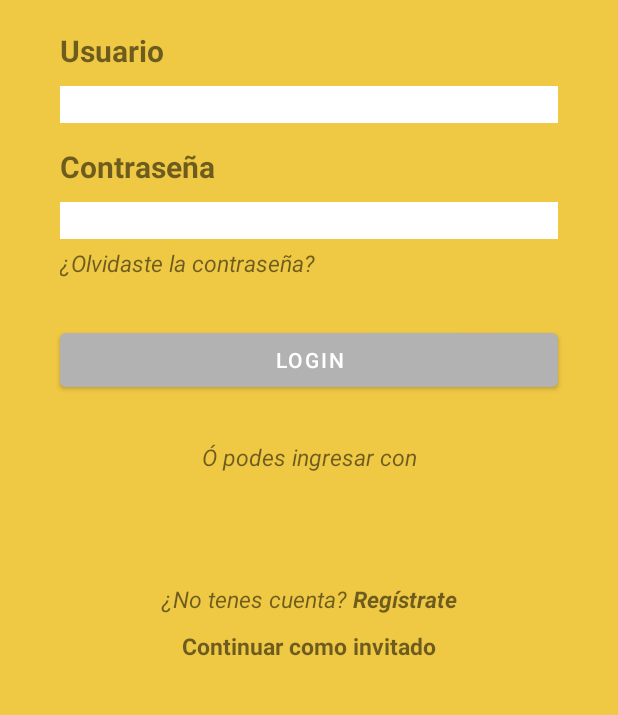
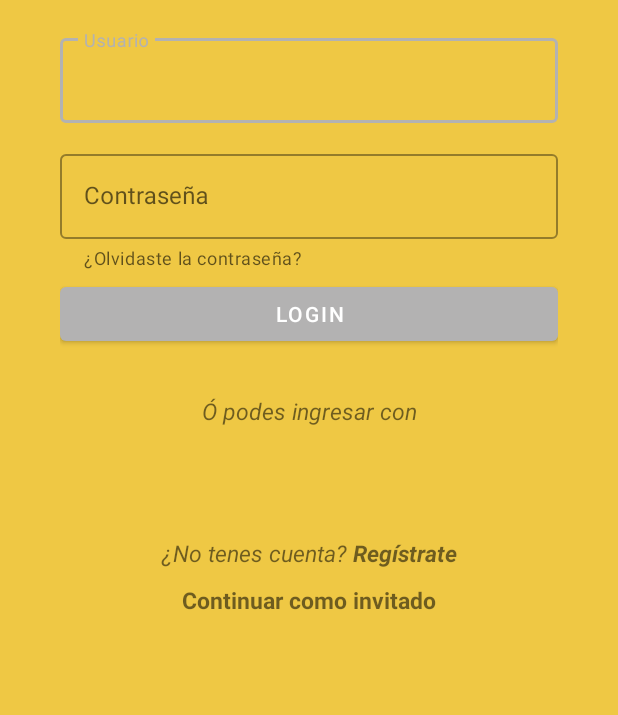
Before and after one commit to DagoPeralta94/ProjectBootcampGlobant, an Android app: the screen it shows after launch (MainActivity), on a phone screen of 412 x 824 dp, the part 300-1015 px from its top. Run offline under Robolectric (Android 15) with nearby library versions, the phone set to English and light mode, and no system bars.

```diff
--- a/app/src/main/AndroidManifest.xml
+++ b/app/src/main/AndroidManifest.xml
@@ -19,7 +19,8 @@
         <activity
             android:name=".NavigationActivity"
             android:exported="false"
-            android:label="@string/title_activity_navigation" />
+            android:label="@string/title_activity_navigation"
+            android:theme="@style/NavigationTheme"/>
         <activity
             android:name=".Register"
             android:exported="false"
--- a/app/src/main/res/layout/activity_main.xml
+++ b/app/src/main/res/layout/activity_main.xml
@@ -8,6 +8,8 @@
         xmlns:tools="http://schemas.android.com/tools"
         android:layout_width="fill_parent"
         android:layout_height="wrap_content"
+        android:layout_marginStart="40dp"
+        android:layout_marginEnd="40dp"
         android:orientation="vertical"
         tools:context=".MainActivity">
 
@@ -19,61 +21,39 @@
             android:contentDescription="@string/logo_imdb_description"
             android:src="@drawable/logo_imdb" />
 
-        <TextView
+        <com.google.android.material.textfield.TextInputLayout
+            style="@style/Widget.MaterialComponents.TextInputLayout.OutlinedBox"
             android:layout_width="match_parent"
             android:layout_height="wrap_content"
-            android:layout_marginLeft="40dp"
-            android:layout_marginRight="40dp"
-            android:layout_marginBottom="10dp"
-            android:text="@string/txtv_user"
-            android:textSize="20sp"
-            android:textStyle="bold" />
+            android:layout_marginBottom="15dp"
+            android:hint="@string/txtv_user"
+            android:inputType="textEmailAddress"
+            android:singleLine="true">
 
-        <EditText
+            <com.google.android.material.textfield.TextInputEditText
+                android:layout_width="match_parent"
+                android:layout_height="wrap_content" />
+        </com.google.android.material.textfield.TextInputLayout>
+
+        <com.google.android.material.textfield.TextInputLayout
+            style="@style/Widget.MaterialComponents.TextInputLayout.OutlinedBox"
             android:layout_width="match_parent"
             android:layout_height="wrap_content"
-            android:layout_marginLeft="40dp"
-            android:layout_marginRight="40dp"
-            android:layout_marginBottom="15dp"
-            android:background="@color/white"
-            android:inputType="textEmailAddress"
-            android:singleLine="true" />
+            android:layout_marginBottom="5dp"
+            android:inputType="textPassword"
+            android:hint="@string/txtv_password"
+            app:helperText="@string/txtv_forget_pass">
 
-        <TextView
-            android:layout_width="match_parent"
-            android:layout_height="wrap_content"
-            android:layout_marginLeft="40dp"
-            android:layout_marginRight="40dp"
-            android:layout_marginBottom="10dp"
-            android:text="@string/txtv_password"
-            android:textSize="20sp"
-            android:textStyle="bold" />
+            <com.google.android.material.textfield.TextInputEditText
+                android:layout_width="match_parent"
+                android:layout_height="wrap_content" />
+        </com.google.android.material.textfield.TextInputLayout>
 
-        <EditText
-            android:layout_width="match_parent"
-            android:layout_height="wrap_content"
-            android:layout_marginLeft="40dp"
-            android:layout_marginRight="40dp"
-            android:layout_marginBottom="5dp"
-            android:background="@color/white"
-            android:inputType="textPassword" />
-
-        <TextView
-            android:layout_width="match_parent"
-            android:layout_height="wrap_content"
-            android:layout_marginLeft="40dp"
-            android:layout_marginRight="40dp"
-            android:layout_marginBottom="30dp"
-            android:text="@string/txtv_forget_pass"
-            android:textSize="15sp"
-            android:textStyle="italic" />
 
         <Button
             android:id="@+id/login1"
             android:layout_width="match_parent"
             android:layout_height="wrap_content"
-            android:layout_marginLeft="40dp"
-            android:layout_marginRight="40dp"
             android:layout_marginBottom="30dp"
             android:text="@string/login" />
 
--- a/app/src/main/res/values/themes.xml
+++ b/app/src/main/res/values/themes.xml
@@ -18,7 +18,8 @@
         <item name="android:windowBackground">@drawable/splash_background</item>
     </style>
 
-    <style name="RegisterTheme" parent="Theme.MaterialComponents.DayNight.NoActionBar">
+    <style name="RegisterTheme" parent="Theme.MaterialComponents.DayNight.NoActionBar"/>
 
-    </style>
+    <style name="NavigationTheme" parent="Theme.MaterialComponents.DayNight"/>
+
 </resources>
```
